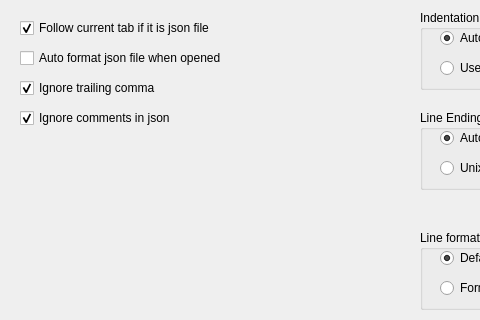
First picture: the form in src/jsonviewsettings.ui, repository zh1an/ndd-json-viewer, before the edit; both pictures show x 0 to 480 and y 0 to 320 of the 828 by 560 pixel window.
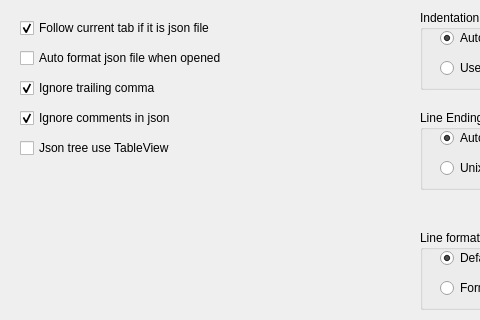
Second picture: the form after the edit.

Commit message: 添加 table 还是 tree 显示配置和功能；增强 find 功能

Patch:
```diff
--- a/src/jsonviewsettings.ui
+++ b/src/jsonviewsettings.ui
@@ -252,6 +252,19 @@
     </property>
    </widget>
   </widget>
+  <widget class="QCheckBox" name="cb_use_table_view">
+   <property name="geometry">
+    <rect>
+     <x>20</x>
+     <y>140</y>
+     <width>241</width>
+     <height>16</height>
+    </rect>
+   </property>
+   <property name="text">
+    <string>Json tree use TableView</string>
+   </property>
+  </widget>
  </widget>
  <resources/>
  <connections/>
```
The commit also changes 7 other files.
